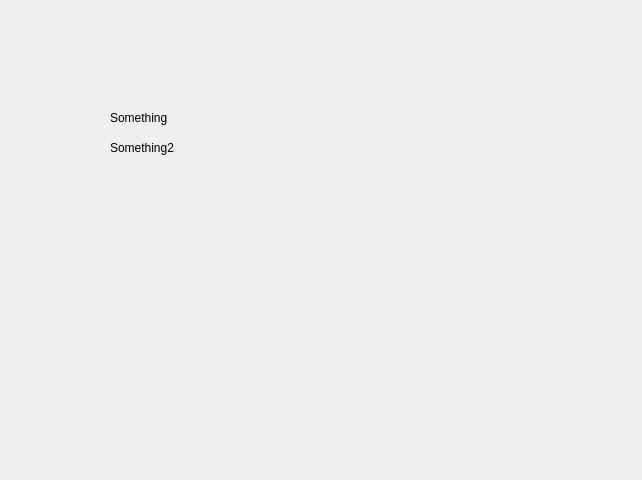
First picture: the form in Notes/Notes.ui, repository naive-fox/Notes, before the edit.
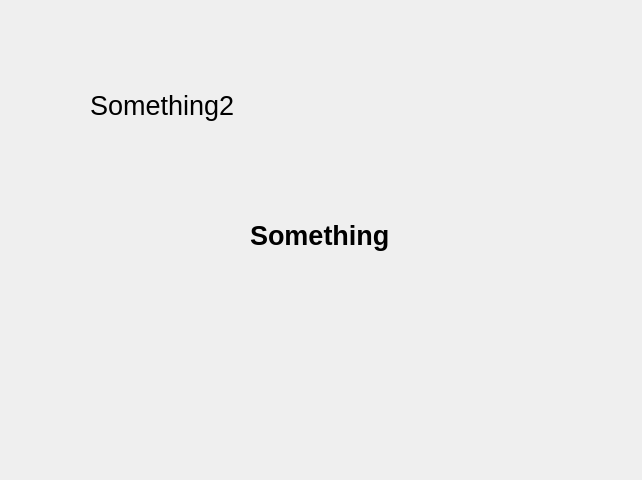
Second picture: the form after the edit. Icons and pictures are not drawn.

Commit message: add different method to achieve transparent  and insert desktop successfully

```diff
--- a/Notes/Notes.ui
+++ b/Notes/Notes.ui
@@ -10,6 +10,14 @@
     <height>480</height>
    </rect>
   </property>
+  <property name="font">
+   <font>
+    <pointsize>20</pointsize>
+   </font>
+  </property>
+  <property name="mouseTracking">
+   <bool>true</bool>
+  </property>
   <property name="windowTitle">
    <string>Notes</string>
   </property>
@@ -20,12 +28,28 @@
   <widget class="QLabel" name="label">
    <property name="geometry">
     <rect>
-     <x>110</x>
-     <y>110</y>
-     <width>121</width>
-     <height>16</height>
+     <x>250</x>
+     <y>210</y>
+     <width>201</width>
+     <height>51</height>
     </rect>
    </property>
+   <property name="minimumSize">
+    <size>
+     <width>10</width>
+     <height>10</height>
+    </size>
+   </property>
+   <property name="font">
+    <font>
+     <pointsize>20</pointsize>
+     <weight>75</weight>
+     <bold>true</bold>
+    </font>
+   </property>
+   <property name="mouseTracking">
+    <bool>false</bool>
+   </property>
    <property name="text">
     <string>Something</string>
    </property>
@@ -33,10 +57,10 @@
   <widget class="QLabel" name="label_2">
    <property name="geometry">
     <rect>
-     <x>110</x>
-     <y>140</y>
-     <width>91</width>
-     <height>16</height>
+     <x>90</x>
+     <y>70</y>
+     <width>321</width>
+     <height>71</height>
     </rect>
    </property>
    <property name="text">
```
The commit also changes 2 other files.
